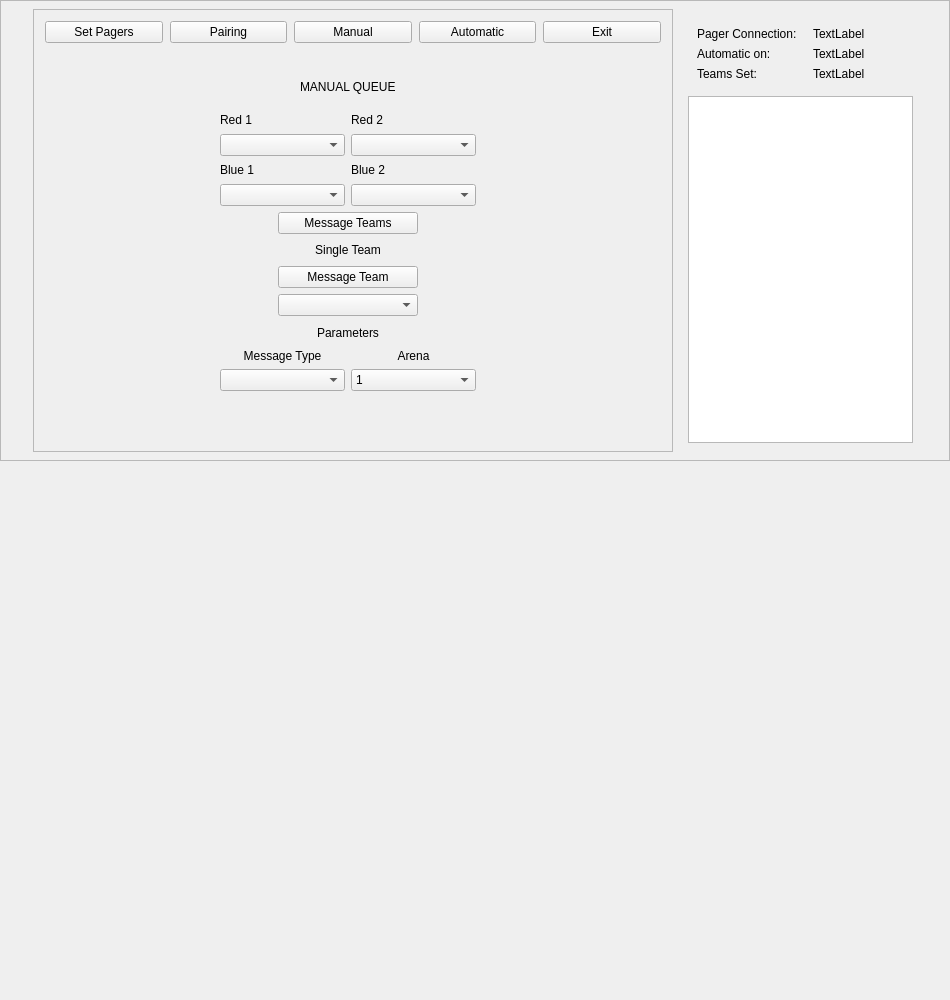
BotPager/pc-software, file App/PCUI.ui: the form before one commit.
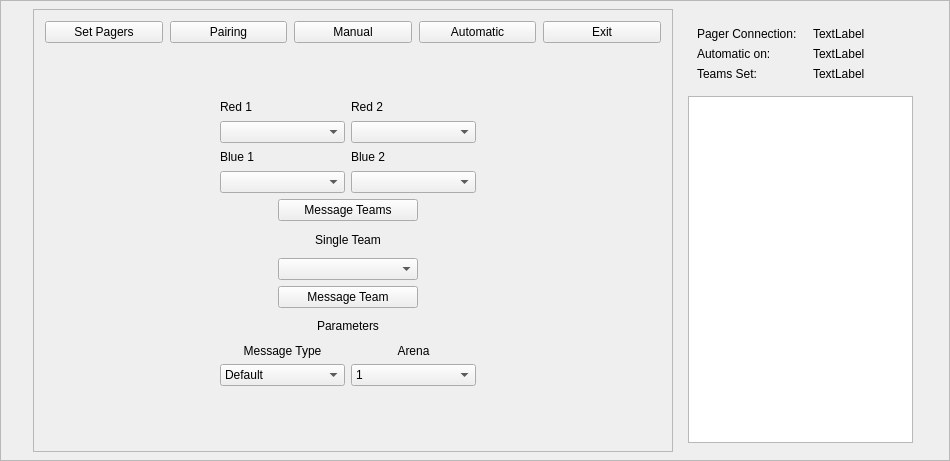
The form after the commit. The open tabs and pages were chosen to show the change.

Commit message: fixing howard breakage

```diff
--- a/App/PCUI.ui
+++ b/App/PCUI.ui
@@ -7,7 +7,7 @@
     <x>0</x>
     <y>0</y>
     <width>950</width>
-    <height>1000</height>
+    <height>461</height>
    </rect>
   </property>
   <property name="sizePolicy">
@@ -591,41 +591,7 @@
                        <height>20</height>
                       </size>
                      </property>
-                     <layout class="QHBoxLayout" name="horizontalLayout_9">
-                      <item>
-                       <spacer name="horizontalSpacer_7">
-                        <property name="orientation">
-                         <enum>Qt::Orientation::Horizontal</enum>
-                        </property>
-                        <property name="sizeHint" stdset="0">
-                         <size>
-                          <width>40</width>
-                          <height>20</height>
-                         </size>
-                        </property>
-                       </spacer>
-                      </item>
-                      <item>
-                       <widget class="QLabel" name="Title">
-                        <property name="text">
-                         <string>MANUAL QUEUE</string>
-                        </property>
-                       </widget>
-                      </item>
-                      <item>
-                       <spacer name="horizontalSpacer_8">
-                        <property name="orientation">
-                         <enum>Qt::Orientation::Horizontal</enum>
-                        </property>
-                        <property name="sizeHint" stdset="0">
-                         <size>
-                          <width>40</width>
-                          <height>20</height>
-                         </size>
-                        </property>
-                       </spacer>
-                      </item>
-                     </layout>
+                     <layout class="QHBoxLayout" name="horizontalLayout_9"/>
                     </widget>
                    </item>
                    <item>
@@ -731,23 +697,6 @@
                      </property>
                     </widget>
                    </item>
-                   <item>
-                    <layout class="QHBoxLayout" name="horizontalLayout_11">
-                     <item>
-                      <widget class="QPushButton" name="Message_single">
-                       <property name="maximumSize">
-                        <size>
-                         <width>140</width>
-                         <height>16777215</height>
-                        </size>
-                       </property>
-                       <property name="text">
-                        <string>Message Team</string>
-                       </property>
-                      </widget>
-                     </item>
-                    </layout>
-                   </item>
                    <item>
                     <layout class="QVBoxLayout" name="verticalLayout_9">
                      <item>
@@ -766,6 +715,23 @@
                      </item>
                     </layout>
                    </item>
+                   <item>
+                    <layout class="QHBoxLayout" name="horizontalLayout_11">
+                     <item>
+                      <widget class="QPushButton" name="Message_single">
+                       <property name="maximumSize">
+                        <size>
+                         <width>140</width>
+                         <height>16777215</height>
+                        </size>
+                       </property>
+                       <property name="text">
+                        <string>Message Team</string>
+                       </property>
+                      </widget>
+                     </item>
+                    </layout>
+                   </item>
                    <item>
                     <widget class="QLabel" name="label_6">
                      <property name="text">
@@ -789,7 +755,28 @@
                       </widget>
                      </item>
                      <item row="1" column="0">
-                      <widget class="QComboBox" name="Intensity"/>
+                      <widget class="QComboBox" name="Intensity">
+                       <item>
+                        <property name="text">
+                         <string>Default</string>
+                        </property>
+                       </item>
+                       <item>
+                        <property name="text">
+                         <string>Page low</string>
+                        </property>
+                       </item>
+                       <item>
+                        <property name="text">
+                         <string>Page high</string>
+                        </property>
+                       </item>
+                       <item>
+                        <property name="text">
+                         <string>Parts Request</string>
+                        </property>
+                       </item>
+                      </widget>
                      </item>
                      <item row="0" column="0">
                       <widget class="QLabel" name="label">
```
Left out of the diff: 22 changed lines with no effect on the pictures. The commit also changes 1 other file.
